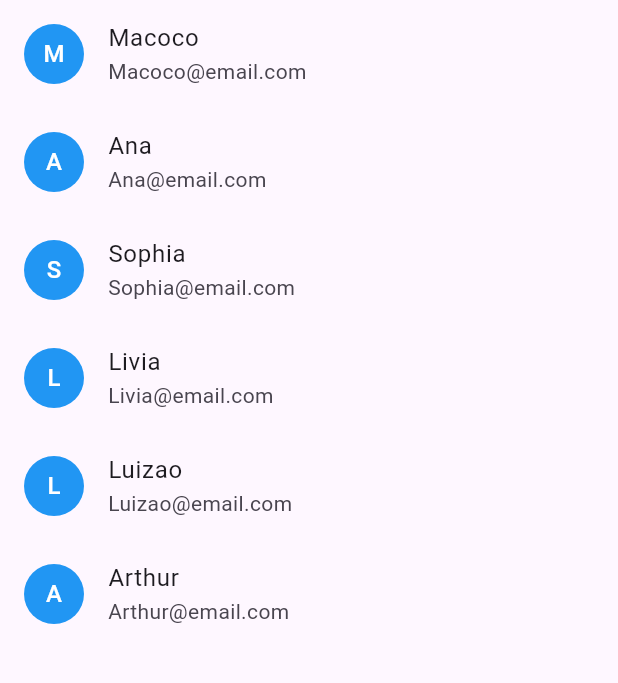
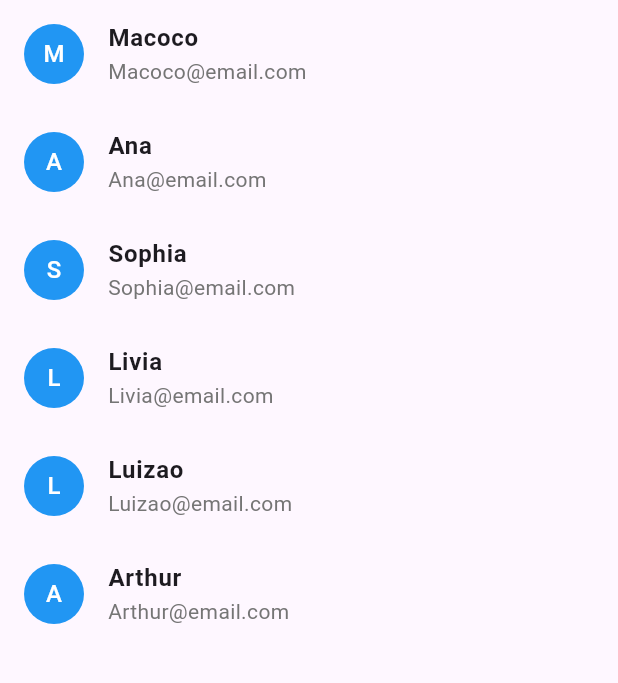
Before and after one commit to Leonardo-Mazzuca/flutter-lista-contatos, a Flutter app: the screen it shows after launch, on a phone screen of 412 x 824 dp, the part 84-767 px from its top. Run offline on Flutter 3.47's test engine with Material 3 defaults, Android fonts, the phone set to English and light mode, and no system bars.

Commit message:
adding font weight

```diff
--- a/lib/main.dart
+++ b/lib/main.dart
@@ -32,8 +32,14 @@ class MyApp extends StatelessWidget {
                     style: TextStyle(color: Colors.white),
                   ),
                 ),
-                title: Text(contatos[index].nomeCompleto),
-                subtitle: Text(contatos[index].email),
+                title: Text(
+                  contatos[index].nomeCompleto,
+                  style: TextStyle(fontWeight: FontWeight.bold),
+                ),
+                subtitle: Text(
+                  contatos[index].email,
+                  style: TextStyle(color: Colors.grey[600]),
+                ),
               );
             },
           )),
```
